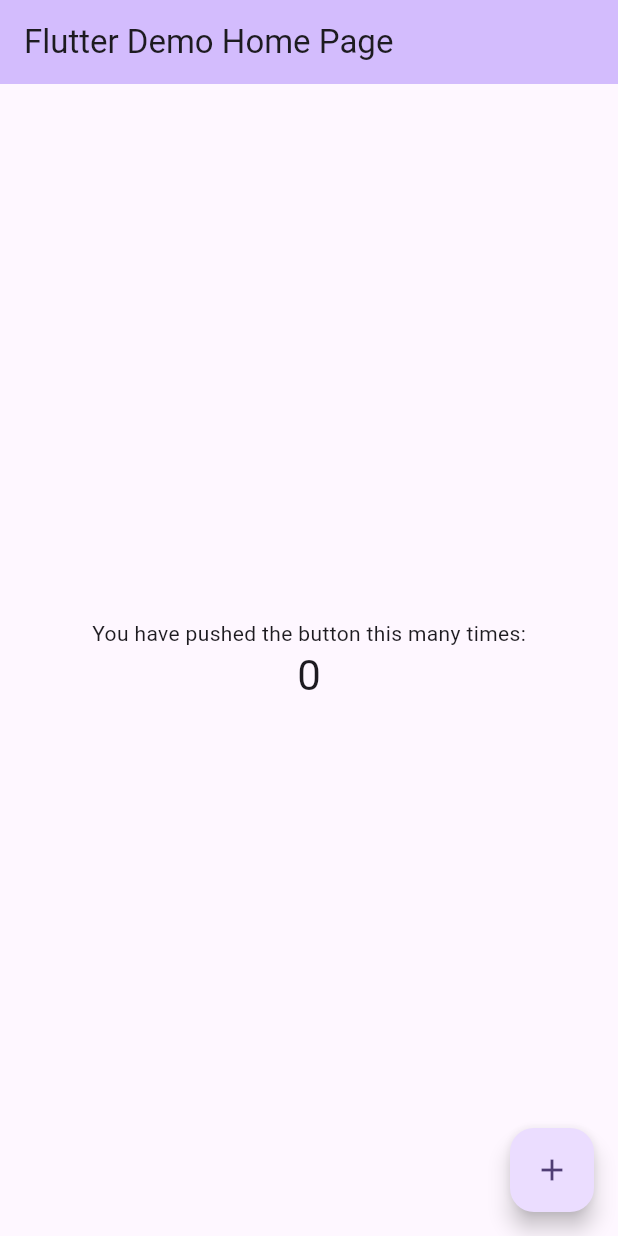
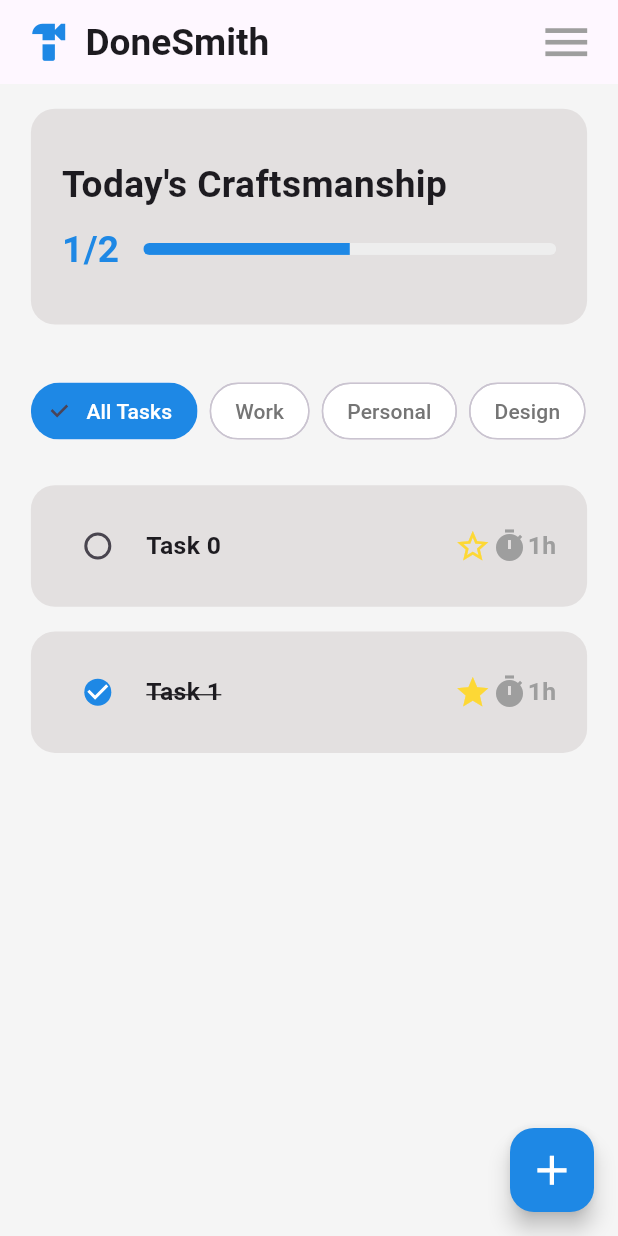
Before and after one commit to PreetinderSinghBadesha/donesmith, a Flutter app: the screen it shows after launch, on a phone screen of 412 x 824 dp. Run offline on Flutter 3.47's test engine with Material 3 defaults, Android fonts, the phone set to English and light mode, and no system bars.

Commit message:
Homepage frontend completes

```diff
--- a/lib/main.dart
+++ b/lib/main.dart
@@ -1,3 +1,4 @@
+import 'package:donesmith/pages/home_page.dart';
 import 'package:flutter/material.dart';
 
 void main() {
@@ -7,119 +8,16 @@ void main() {
 class MyApp extends StatelessWidget {
   const MyApp({super.key});
 
-  // This widget is the root of your application.
   @override
   Widget build(BuildContext context) {
     return MaterialApp(
-      title: 'Flutter Demo',
+      title: 'DoneSmith',
+      debugShowCheckedModeBanner: false,
       theme: ThemeData(
-        // This is the theme of your application.
-        //
-        // TRY THIS: Try running your application with "flutter run". You'll see
-        // the application has a purple toolbar. Then, without quitting the app,
-        // try changing the seedColor in the colorScheme below to Colors.green
-        // and then invoke "hot reload" (save your changes or press the "hot
-        // reload" button in a Flutter-supported IDE, or press "r" if you used
-        // the command line to start the app).
-        //
-        // Notice that the counter didn't reset back to zero; the application
-        // state is not lost during the reload. To reset the state, use hot
-        // restart instead.
-        //
-        // This works for code too, not just values: Most code changes can be
-        // tested with just a hot reload.
-        colorScheme: ColorScheme.fromSeed(seedColor: Colors.deepPurple),
-        useMaterial3: true,
+        primarySwatch: Colors.blue,
+        scaffoldBackgroundColor: Colors.grey[100],
       ),
-      home: const MyHomePage(title: 'Flutter Demo Home Page'),
+      home: HomePage(),
     );
   }
 }
-
-class MyHomePage extends StatefulWidget {
-  const MyHomePage({super.key, required this.title});
-
-  // This widget is the home page of your application. It is stateful, meaning
-  // that it has a State object (defined below) that contains fields that affect
-  // how it looks.
-
-  // This class is the configuration for the state. It holds the values (in this
-  // case the title) provided by the parent (in this case the App widget) and
-  // used by the build method of the State. Fields in a Widget subclass are
-  // always marked "final".
-
-  final String title;
-
-  @override
-  State<MyHomePage> createState() => _MyHomePageState();
-}
-
-class _MyHomePageState extends State<MyHomePage> {
-  int _counter = 0;
-
-  void _incrementCounter() {
-    setState(() {
-      // This call to setState tells the Flutter framework that something has
-      // changed in this State, which causes it to rerun the build method below
-      // so that the display can reflect the updated values. If we changed
-      // _counter without calling setState(), then the build method would not be
-      // called again, and so nothing would appear to happen.
-      _counter++;
-    });
-  }
-
-  @override
-  Widget build(BuildContext context) {
-    // This method is rerun every time setState is called, for instance as done
-    // by the _incrementCounter method above.
-    //
-    // The Flutter framework has been optimized to make rerunning build methods
-    // fast, so that you can just rebuild anything that needs updating rather
-    // than having to individually change instances of widgets.
-    return Scaffold(
-      appBar: AppBar(
-        // TRY THIS: Try changing the color here to a specific color (to
-        // Colors.amber, perhaps?) and trigger a hot reload to see the AppBar
-        // change color while the other colors stay the same.
-        backgroundColor: Theme.of(context).colorScheme.inversePrimary,
-        // Here we take the value from the MyHomePage object that was created by
-        // the App.build method, and use it to set our appbar title.
-        title: Text(widget.title),
-      ),
-      body: Center(
-        // Center is a layout widget. It takes a single child and positions it
-        // in the middle of the parent.
-        child: Column(
-          // Column is also a layout widget. It takes a list of children and
-          // arranges them vertically. By default, it sizes itself to fit its
-          // children horizontally, and tries to be as tall as its parent.
-          //
-          // Column has various properties to control how it sizes itself and
-          // how it positions its children. Here we use mainAxisAlignment to
-          // center the children vertically; the main axis here is the vertical
-          // axis because Columns are vertical (the cross axis would be
-          // horizontal).
-          //
-          // TRY THIS: Invoke "debug painting" (choose the "Toggle Debug Paint"
-          // action in the IDE, or press "p" in the console), to see the
-          // wireframe for each widget.
-          mainAxisAlignment: MainAxisAlignment.center,
-          children: <Widget>[
-            const Text(
-              'You have pushed the button this many times:',
-            ),
-            Text(
-              '$_counter',
-              style: Theme.of(context).textTheme.headlineMedium,
-            ),
-          ],
-        ),
-      ),
-      floatingActionButton: FloatingActionButton(
-        onPressed: _incrementCounter,
-        tooltip: 'Increment',
-        child: const Icon(Icons.add),
-      ), // This trailing comma makes auto-formatting nicer for build methods.
-    );
-  }
-}
--- /dev/null
+++ b/lib/pages/home_page.dart
@@ -0,0 +1,169 @@
+import 'package:donesmith/widgets/app_bar.dart';
+import 'package:donesmith/widgets/category_chip.dart';
+import 'package:donesmith/widgets/craft_stats.dart';
+import 'package:flutter/material.dart';
+
+class HomePage extends StatefulWidget {
+  const HomePage({super.key});
+
+  @override
+  State<HomePage> createState() => _HomePageState();
+}
+
+class _HomePageState extends State<HomePage> {
+  final Map<String, Map<String, dynamic>> tasks = {
+    "Task 0": {
+      "start": "9:00 AM",
+      "end": "10:00 AM",
+      "status": false,
+      "duration": "1h",
+      "favorite": false
+    },
+    "Task 1": {
+      "start": "10:00 AM",
+      "end": "11:00 AM",
+      "status": true,
+      "duration": "1h",
+      "favorite": true
+    },
+  };
+
+  int get completedTasks => tasks.values.where((task) => task['status']).length;
+  int get totalTasks => tasks.length;
+
+  @override
+  Widget build(BuildContext context) {
+    double width = MediaQuery.of(context).size.width;
+    double height = MediaQuery.of(context).size.height;
+
+    return Scaffold(
+      appBar: appBar(width),
+      body: Container(
+        width: width,
+        height: height,
+        color: Colors.grey[100],
+        child: Column(
+          children: [
+            craftStats(width, height, completedTasks, totalTasks),
+            Padding(
+              padding: EdgeInsets.only(left: width * 0.05),
+              child: SizedBox(
+                height: height * 0.1,
+                child: ListView(
+                  scrollDirection: Axis.horizontal,
+                  children: [
+                    CategoryChip(
+                      label: 'All Tasks',
+                      isSelected: true,
+                    ),
+                    CategoryChip(
+                      label: 'Work',
+                      isSelected: false,
+                    ),
+                    CategoryChip(
+                      label: 'Personal',
+                      isSelected: false,
+                    ),
+                    CategoryChip(
+                      label: 'Design',
+                      isSelected: false,
+                    ),
+                  ],
+                ),
+              ),
+            ),
+            Expanded(
+              child: ListView.builder(
+                shrinkWrap: true,
+                itemCount: tasks.length,
+                itemBuilder: (context, index) {
+                  String taskKey = tasks.keys.elementAt(index);
+                  return Container(
+                    margin: EdgeInsets.symmetric(
+                      horizontal: width * 0.05,
+                      vertical: height * 0.01,
+                    ),
+                    padding: EdgeInsets.symmetric(
+                      horizontal: width * 0.05,
+                      vertical: height * 0.02,
+                    ),
+                    decoration: BoxDecoration(
+                      color: const Color.fromARGB(255, 227, 224, 224),
+                      borderRadius: BorderRadius.circular(16),
+                    ),
+                    child: Row(
+                      mainAxisAlignment: MainAxisAlignment.spaceBetween,
+                      children: [
+                        Theme(
+                          data: Theme.of(context).copyWith(
+                            unselectedWidgetColor: Colors.blue[600],
+                          ),
+                          child: Checkbox(
+                            shape: CircleBorder(),
+                            value: tasks[taskKey]!['status'],
+                            onChanged: (value) {
+                              setState(() {
+                                tasks[taskKey]!['status'] = value;
+                              });
+                            },
+                            activeColor: Colors.blue[600],
+                          ),
+                        ),
+                        SizedBox(width: width * 0.02),
+                        Expanded(
+                          child: Text(
+                            taskKey,
+                            style: TextStyle(
+                              fontSize: width * 0.04,
+                              fontWeight: FontWeight.bold,
+                              decoration: tasks[taskKey]!['status']
+                                  ? TextDecoration.lineThrough
+                                  : TextDecoration.none,
+                            ),
+                            overflow: TextOverflow.ellipsis,
+                          ),
+                        ),
+                        Row(
+                          children: [
+                            Icon(
+                              tasks[taskKey]!['favorite']
+                                  ? Icons.star
+                                  : Icons.star_border,
+                              color: Colors.yellow[600],
+                              size: width * 0.06,
+                            ),
+                            Icon(
+                              Icons.timer,
+                              color: Colors.grey[500],
+                            ),
+                            Text(
+                              tasks[taskKey]!['duration'],
+                              style: TextStyle(
+                                fontSize: width * 0.04,
+                                color: Colors.grey[500],
+                                fontWeight: FontWeight.bold,
+                              ),
+                            ),
+                          ],
+                        ),
+                      ],
+                    ),
+                  );
+                },
+              ),
+            ),
+          ],
+        ),
+      ),
+      floatingActionButton: FloatingActionButton(
+        onPressed: () {},
+        backgroundColor: Colors.blue[600],
+        child: Icon(
+          Icons.add,
+          color: Colors.white,
+          size: width * 0.08,
+        ),
+      ),
+    );
+  }
+}
--- /dev/null
+++ b/lib/widgets/app_bar.dart
@@ -0,0 +1,33 @@
+import 'package:flutter/material.dart';
+
+AppBar appBar(double width) {
+  return AppBar(
+    title: Row(
+      children: [
+        Icon(
+          Icons.hardware,
+          color: Colors.blue[600],
+          size: width * 0.08,
+        ),
+        const SizedBox(width: 8),
+        Text(
+          'DoneSmith',
+          style: TextStyle(
+            fontSize: width * 0.06,
+            fontWeight: FontWeight.bold,
+          ),
+        ),
+      ],
+    ),
+    actions: [
+      Padding(
+        padding: const EdgeInsets.only(right: 16),
+        child: Icon(
+          Icons.menu,
+          color: Colors.grey,
+          size: width * 0.09,
+        ),
+      ),
+    ],
+  );
+}
--- /dev/null
+++ b/lib/widgets/category_chip.dart
@@ -0,0 +1,32 @@
+import 'package:flutter/material.dart';
+
+class CategoryChip extends StatelessWidget {
+  final String label;
+  final bool isSelected;
+
+  const CategoryChip({
+    super.key,
+    required this.label,
+    required this.isSelected,
+  });
+
+  @override
+  Widget build(BuildContext context) {
+    return Container(
+      margin: const EdgeInsets.only(right: 8),
+      child: FilterChip(
+        label: Text(label),
+        selected: isSelected,
+        onSelected: (bool selected) {},
+        backgroundColor: Colors.white,
+        selectedColor: Colors.blue[600],
+        labelStyle: TextStyle(
+          color: isSelected ? Colors.white : Colors.grey[600],
+        ),
+        shape: RoundedRectangleBorder(
+          borderRadius: BorderRadius.circular(20),
+        ),
+      ),
+    );
+  }
+}
--- /dev/null
+++ b/lib/widgets/craft_stats.dart
@@ -0,0 +1,55 @@
+import 'package:flutter/material.dart';
+
+Container craftStats(double width, double height, int completedTasks, int totalTasks) {
+  return Container(
+    width: width * 0.9,
+    margin: EdgeInsets.symmetric(vertical: height * 0.02),
+    padding: EdgeInsets.symmetric(
+      horizontal: width * 0.05,
+      vertical: height * 0.04,
+    ),
+    decoration: BoxDecoration(
+      color: const Color.fromARGB(255, 227, 224, 224),
+      borderRadius: BorderRadius.circular(16),
+    ),
+    child: Column(
+      crossAxisAlignment: CrossAxisAlignment.start,
+      children: [
+        Text(
+          "Today's Craftsmanship",
+          style: TextStyle(
+            fontSize: width * 0.06,
+            fontWeight: FontWeight.bold,
+          ),
+        ),
+        const SizedBox(height: 8),
+        Row(
+          children: [
+            Text(
+              "$completedTasks/$totalTasks",
+              style: TextStyle(
+                fontSize: width * 0.06,
+                color: Colors.blue[600],
+                fontWeight: FontWeight.bold,
+              ),
+            ),
+            const SizedBox(width: 16),
+            Expanded(
+              child: ClipRRect(
+                borderRadius: BorderRadius.circular(8),
+                child: LinearProgressIndicator(
+                  value: completedTasks / totalTasks,
+                  backgroundColor: Colors.grey[200],
+                  valueColor: AlwaysStoppedAnimation<Color>(
+                    Colors.blue[600]!,
+                  ),
+                  minHeight: 8,
+                ),
+              ),
+            ),
+          ],
+        )
+      ],
+    ),
+  );
+}
```
